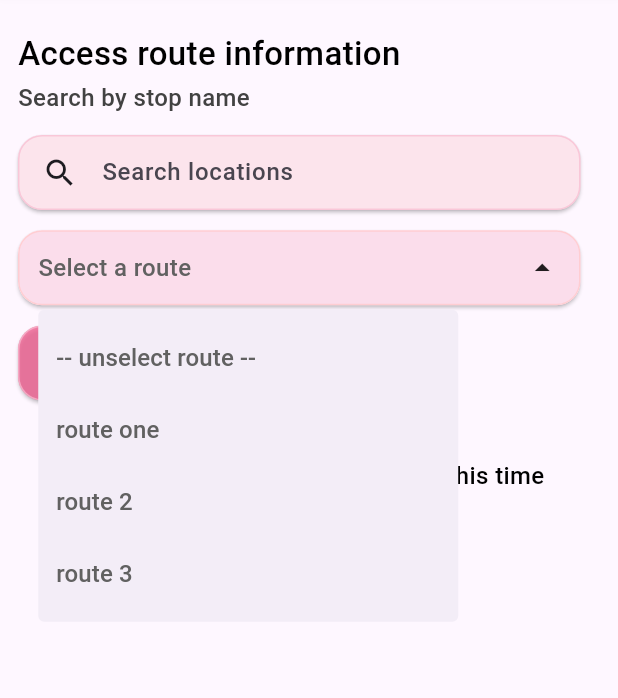
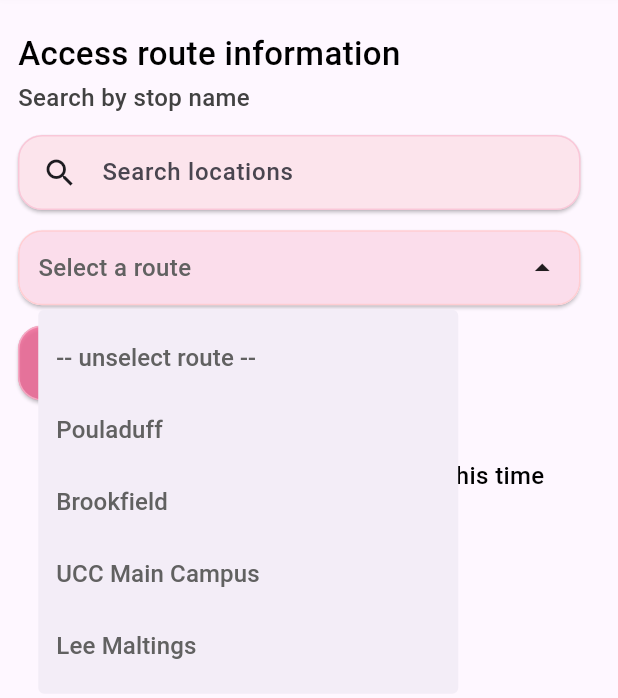
Before and after one commit to a-dempsey/buzz_me_client, a Flutter app: the TimetableScreen screen opened directly, after a tap on "Select a route", on a phone screen of 412 x 824 dp. Shown: the top 698 px of the screen. Run offline on Flutter 3.47's test engine with Material 3 defaults, Android fonts, the phone set to English and light mode, and no system bars; our stand-ins replace firebase_auth, firebase_core, geolocator, google_maps_flutter; missing offline and left inert: geocode, time_picker_spinner_pop_up; accounts and stored records are empty; network calls fail.

Commit message:
choosing stops from menu

```diff
--- a/lib/components/dropdown_menu.dart
+++ b/lib/components/dropdown_menu.dart
@@ -1,3 +1,5 @@
+import 'package:buzz_me/components/search_bar.dart';
+import 'package:buzz_me/routes/get_routes.dart';
 import 'package:flutter/material.dart';
 
 class RouteDropdown extends StatefulWidget {
@@ -8,10 +10,30 @@ class RouteDropdown extends StatefulWidget {
 }
 
 class _RouteDropdownState extends State<RouteDropdown> {
-  static const List<String> list = <String>['-- unselect route --', 'route one', 'route 2', 'route 3'];
+  static const List<String> list = <String>['-- unselect route --', 'Pouladuff', 'Brookfield', 'UCC Main Campus', 'Lee Maltings'];
   String dropdownValue = list.first;
   bool selected = false;
   bool opened = false;
+
+  @override
+  void initState(){
+    super.initState();
+    // getRoutes(
+    //   onFailureCallback: () {
+    //     print("ERR: didn'/t get routes");
+    //   },
+    //   onSuccessCallback: (Map<String, List<dynamic>> routesList) {
+    //     for (var route in routesList.values) {
+    //       lista.add(route);
+    //       print(lista);
+    //       // print(LocationSearchBar.current);
+    //     }
+    //     for (var route in routesList.keys) {
+    //       key.add(route);
+    //     }},
+    // );
+  }
+
   @override
   Widget build(BuildContext context) {
     return Material(
@@ -73,20 +95,23 @@ class _RouteDropdownState extends State<RouteDropdown> {
                 return list.map<PopupMenuItem<String>>((String value) {
                   return PopupMenuItem<String>(
                     value: value,
-                    child: SizedBox(width: MediaQuery.of(context).size.width ,
-                        child: Text(
-                          value,
-                          style: TextStyle(
+                    child: SizedBox(width: MediaQuery
+                        .of(context)
+                        .size
+                        .width,
+                      child: Text(
+                        value,
+                        style: TextStyle(
                             fontFamily: 'Roboto-Medium',
                             fontSize: 16,
                             fontWeight: FontWeight.w400,
                             color: Colors.grey[700]
-                          ),
                         ),
+                      ),
                     ),
                   );
                 }).toList();
-                },
+              }
               )
             ),
           ),
```
